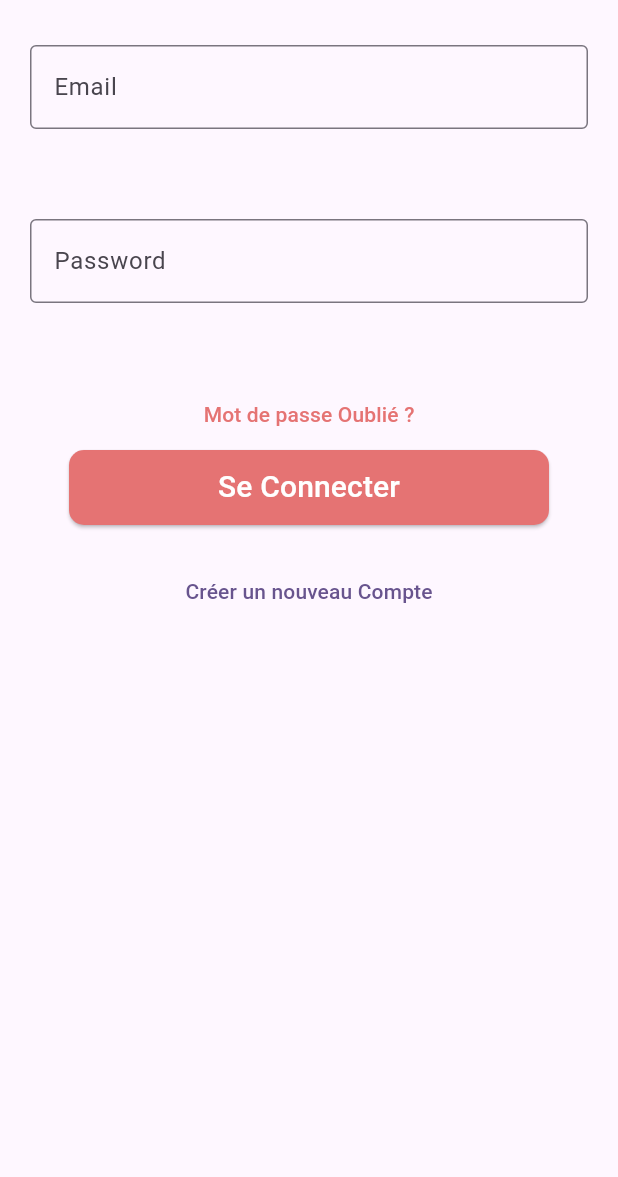
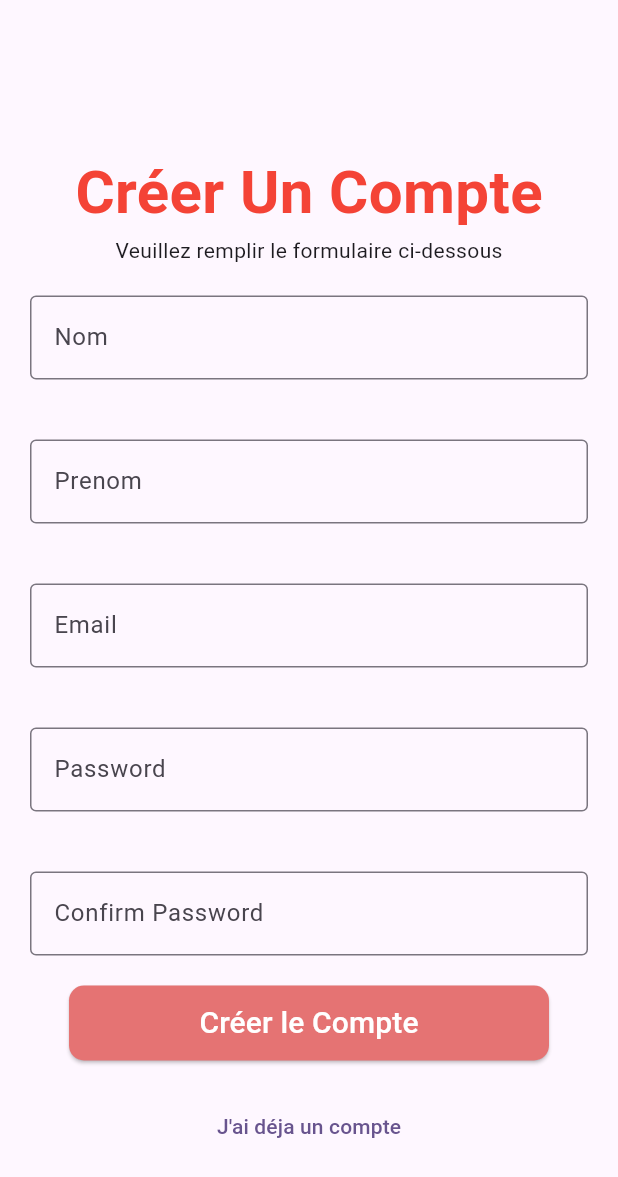
Before and after one commit to Dieng05/message_app, a Flutter app: the Connectionform widget shown alone on an empty page, opened directly, after a tap on "Créer un nouveau Compte", on a phone screen of 412 x 824 dp. Shown: the top 1177 px of the screen. Run offline on Flutter 3.47's test engine with Material 3 defaults, Android fonts, the phone set to English and light mode, and no system bars.

Commit message:
connection, register, ok

```diff
--- a/lib/main.dart
+++ b/lib/main.dart
@@ -1,6 +1,7 @@
 import 'package:flutter/material.dart';
 import 'package:message_app/pages/Acceuil.dart';
 import 'package:message_app/pages/UserConnection.dart';
+import 'package:message_app/pages/UserRegister.dart';
 
 void main() {
   runApp(const MyApp());
@@ -9,7 +10,6 @@ void main() {
 class MyApp extends StatelessWidget {
   const MyApp({super.key});
 
-  // This widget is the root of your application.
   @override
   Widget build(BuildContext context) {
     return MaterialApp(
@@ -17,7 +17,13 @@ class MyApp extends StatelessWidget {
       theme: ThemeData(
         colorScheme: .fromSeed(seedColor: Colors.deepPurple),
       ),
-      home: Userconnection()
+      debugShowCheckedModeBanner: false,
+      home: Acceuil(),
+      routes: {
+        '/acceuil': (context) => Acceuil(),
+        '/userconnection': (context) => Userconnection(),
+        '/userregister': (context) => Userregister(),
+    },
     );
   }
 }
--- a/lib/pages/Acceuil.dart
+++ b/lib/pages/Acceuil.dart
@@ -29,11 +29,12 @@ class _AcceuilState extends State<Acceuil> {
             mainAxisAlignment: MainAxisAlignment.spaceEvenly,
             children: [
               ElevatedButton(onPressed: (){
-
+                  Navigator.pushNamed(context, '/userconnection');
               },
                   child: Text('Se Connecter')),
+
               ElevatedButton(onPressed: (){
-
+                  Navigator.pushNamed(context, '/userregister');
               },
                   child: Text('Créer Un Compte')),
             ]
--- a/lib/pages/ConnectionForm.dart
+++ b/lib/pages/ConnectionForm.dart
@@ -59,7 +59,9 @@ class _ConnectionformState extends State<Connectionform> {
             ),
             SizedBox(height: 20),
             TextButton(
-              onPressed: () {},
+              onPressed: () {
+                Navigator.pushNamed(context, '/userregister');
+              },
               child: Text('Créer un nouveau Compte'),
             ),
           ],
--- /dev/null
+++ b/lib/pages/RegisterForm.dart
@@ -0,0 +1,101 @@
+import 'package:flutter/cupertino.dart';
+import 'package:flutter/material.dart';
+
+class Registerform extends StatefulWidget {
+  const Registerform({super.key});
+
+  @override
+  State<Registerform> createState() => _RegisterformState();
+}
+
+class _RegisterformState extends State<Registerform> {
+  @override
+  Widget build(BuildContext context) {
+    return SingleChildScrollView(
+      child: Form(
+      child: Column(
+        children: [
+          Padding(
+            padding: EdgeInsets.symmetric(horizontal: 20, vertical: 20),
+            child: TextField(
+              keyboardType: TextInputType.text,
+              decoration: InputDecoration(
+                border: OutlineInputBorder(),
+                labelText: 'Nom',
+                hintText: 'Entrez votre nom',
+              ),
+            ),
+          ),
+          Padding(
+            padding: EdgeInsets.symmetric(horizontal: 20, vertical: 20),
+            child: TextField(
+              keyboardType: TextInputType.text,
+              decoration: InputDecoration(
+                border: OutlineInputBorder(),
+                labelText: 'Prenom',
+                hintText: 'Entrez votre prenom',
+              ),
+            ),
+          ),
+          Padding(
+            padding: EdgeInsets.symmetric(horizontal: 20, vertical: 20),
+            child: TextField(
+              keyboardType: TextInputType.emailAddress,
+              decoration: InputDecoration(
+                border: OutlineInputBorder(),
+                labelText: 'Email',
+                hintText: 'Entrez votre email',
+              ),
+            ),
+          ),
+          Padding(
+            padding: EdgeInsets.symmetric(horizontal: 20, vertical: 20),
+            child: TextField(
+              obscureText: true,
+              keyboardType: TextInputType.visiblePassword,
+              decoration: InputDecoration(
+                border: OutlineInputBorder(),
+                labelText: 'Password',
+                hintText: 'Entrez votre password',
+              ),
+            ),
+          ),
+          Padding(
+            padding: EdgeInsets.symmetric(horizontal: 20, vertical: 20),
+            child: TextField(
+              obscureText: true,
+              keyboardType: TextInputType.visiblePassword,
+              decoration: InputDecoration(
+                border: OutlineInputBorder(),
+                labelText: 'Confirm Password',
+                hintText: 'Entrez votre password',
+              ),
+            ),
+          ),
+
+          ElevatedButton(
+            style: ElevatedButton.styleFrom(
+              backgroundColor: Colors.red[300],
+              foregroundColor: Colors.white,
+              minimumSize: Size(320, 50),
+              shape: RoundedRectangleBorder(
+                borderRadius: BorderRadius.circular(10),
+              ),
+            ),
+            onPressed: () {
+
+            },
+            child: Text('Créer le Compte', style: TextStyle(fontSize: 20)),
+          ),
+          SizedBox(height: 20),
+          TextButton(
+            onPressed: () {
+              Navigator.pushNamed(context, '/userconnection');
+            },
+            child: Text('J\'ai déja un compte'),
+          ),
+        ],
+      ),
+    ));
+  }
+}
--- a/lib/pages/UserConnection.dart
+++ b/lib/pages/UserConnection.dart
@@ -13,7 +13,10 @@ class _UserconnectionState extends State<Userconnection> {
   @override
   Widget build(BuildContext context) {
     return Scaffold(
-        body: Column(
+        resizeToAvoidBottomInset: false,
+        body:SingleChildScrollView(
+          scrollDirection: Axis.vertical,
+            child: Column(
             children: [
               SizedBox(height: 100),
               Center(
@@ -24,6 +27,7 @@ class _UserconnectionState extends State<Userconnection> {
               Connectionform()
         ]
     )
+    )
     );
   }
 }
--- a/lib/pages/UserRegister.dart
+++ b/lib/pages/UserRegister.dart
@@ -0,0 +1,34 @@
+import 'package:flutter/cupertino.dart';
+import 'package:flutter/material.dart';
+
+import 'ConnectionForm.dart';
+import 'RegisterForm.dart';
+
+class Userregister extends StatefulWidget {
+  const Userregister({super.key});
+
+  @override
+  State<Userregister> createState() => _UserregisterState();
+}
+
+class _UserregisterState extends State<Userregister> {
+  @override
+  Widget build(BuildContext context) {
+    return Scaffold(
+        resizeToAvoidBottomInset: false,
+        body:SingleChildScrollView(
+            child: Column(
+            children: [
+              SizedBox(height: 100),
+              Center(
+                child: Text('Créer Un Compte', style: TextStyle(
+                    color: Colors.red, fontSize: 40, fontWeight: FontWeight.bold),),
+              ),
+              Text('Veuillez remplir le formulaire ci-dessous'),
+              Registerform()
+            ]
+        )
+    )
+    );
+  }
+}
```
